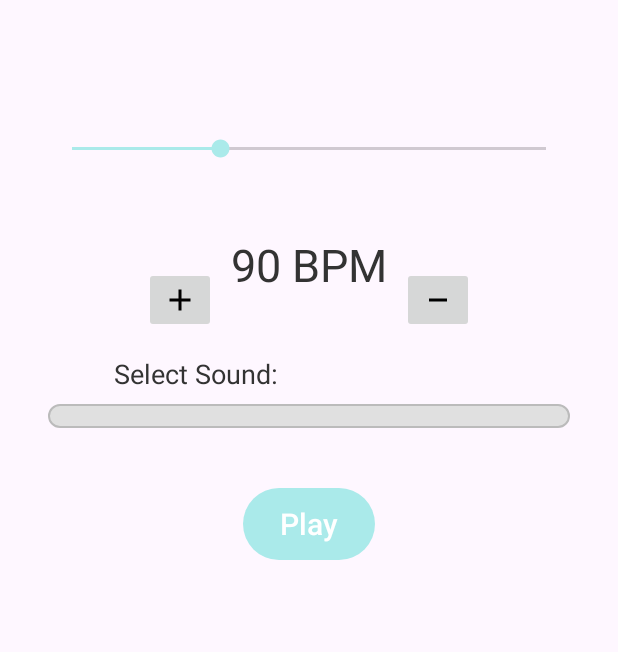
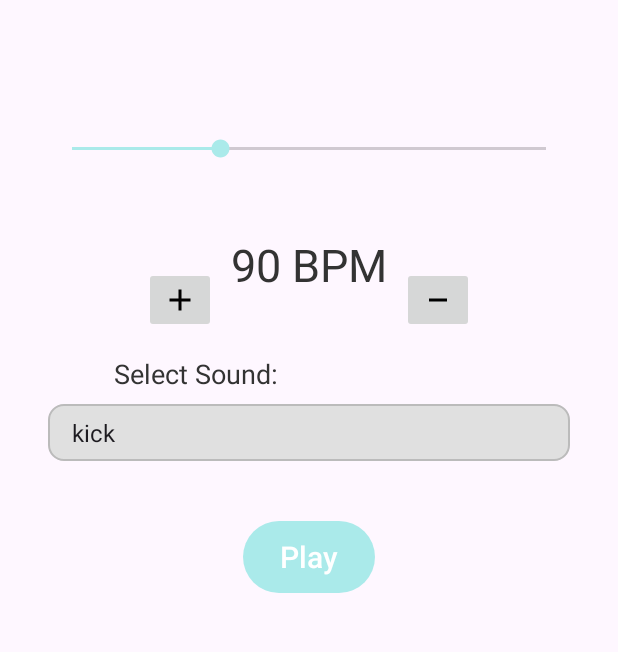
Before and after one commit to KameshwarS/Metronome, an Android app: the screen it shows after launch (MainActivity), on a phone screen of 412 x 824 dp, the part 318-970 px from its top. Run offline under Robolectric (Android 15) with nearby library versions, the phone set to English and light mode, and no system bars.

Commit message:
Done with adding multiple sounds

```diff
--- a/app/src/main/java/com/example/metronome/MainActivity.kt
+++ b/app/src/main/java/com/example/metronome/MainActivity.kt
@@ -8,6 +8,9 @@ import android.os.Handler
 import android.os.Looper
 import android.text.Editable
 import android.text.TextWatcher
+import android.view.View
+import android.widget.AdapterView
+import android.widget.ArrayAdapter
 import android.widget.Button
 import android.widget.EditText
 import android.widget.ImageButton
@@ -35,6 +38,21 @@ class MainActivity : AppCompatActivity() {
     private lateinit var spinner: Spinner
 
 
+    private val availableSounds = mutableListOf(
+        MetronomeSound("kick", R.raw.sound), // Example: Make sure 'sound.mp3' exists
+        MetronomeSound("hihat1", R.raw.hihat1), // Example: Make sure 'click_sound.mp3' exists
+        MetronomeSound("snare1", R.raw.snare1),
+        MetronomeSound("snare2", R.raw.snare2) ,
+        MetronomeSound("snare3", R.raw.snare3),
+        MetronomeSound("snare4", R.raw.snare4),
+        MetronomeSound("clap1", R.raw.clap1)
+
+        // Example: Make sure 'kick_sound.mp3' exists
+        // Add more MetronomeSound objects here for other sounds you have in res/raw/
+        // MetronomeSound("Cowbell", R.raw.cowbell_sound),
+    )
+
+
     // Handler for scheduling the periodic sound playback
     private val handler = Handler(Looper.getMainLooper())
 
@@ -53,7 +71,7 @@ class MainActivity : AppCompatActivity() {
 
     }
 
-    private fun getBPM(showToastOnInvalid: Boolean = false): Int {
+    private fun getBPM(): Int {
         val bpm = seekBar.progress
         // Coerce for extra safety, though SeekBar min/max typically handles range
         return bpm.coerceIn(40, 200)
@@ -64,6 +82,8 @@ class MainActivity : AppCompatActivity() {
         super.onCreate(savedInstanceState)
         enableEdgeToEdge()
         setContentView(R.layout.activity_main)
+
+        spinner=findViewById(R.id.soundSpinner)
 
         currentBpmDisplay=findViewById(R.id.currentBpmDisplay)
         playPauseButton=findViewById(R.id.button)
@@ -78,12 +98,51 @@ class MainActivity : AppCompatActivity() {
             .build()
         // Build SoundPool instance
         soundPool = SoundPool.Builder()
-            .setMaxStreams(1) // Max concurrent streams (only need 1 for a single tick)
+            .setMaxStreams(availableSounds.size) // Max concurrent streams (only need 1 for a single tick)
             .setAudioAttributes(audioAttributes)
             .build()
 
 
-        tickSoundId = soundPool.load(this, R.raw.sound, 1)
+        // Load all available sounds into SoundPool
+        for (i in availableSounds.indices) {
+            availableSounds[i].soundPoolId = soundPool.load(this, availableSounds[i].resourceId, 1)
+        }
+
+        // Set initial selected sound to the first one in the list (after loading)
+        if (availableSounds.isNotEmpty()) {
+            tickSoundId = availableSounds[0].soundPoolId
+        }
+
+
+        // --- Setup Spinner with sound names ---
+        val adapter = ArrayAdapter(
+            this,
+            android.R.layout.simple_spinner_item, // Default layout for spinner item
+            availableSounds.map { it.name } // List of sound names for the spinner
+        )
+
+        adapter.setDropDownViewResource(android.R.layout.simple_spinner_dropdown_item) // Layout for dropdown list
+        spinner.adapter = adapter
+
+
+        spinner.onItemSelectedListener = object : AdapterView.OnItemSelectedListener {
+            override fun onItemSelected(parent: AdapterView<*>?, view: View?, position: Int, id: Long) {
+                // Update the currentTickSoundId to the SoundPool ID of the selected sound
+                tickSoundId = availableSounds[position].soundPoolId
+                Toast.makeText(this@MainActivity, "Sound changed to: ${availableSounds[position].name}", Toast.LENGTH_SHORT).show()
+
+                // If metronome is playing, restart it to use the new sound immediately
+                if (isPlaying) {
+                    pauseSound() // Pause current playback
+                    playSound()  // Start new playback with the selected sound
+                }
+            }
+
+            override fun onNothingSelected(parent: AdapterView<*>?) {
+                // Do nothing if nothing is selected
+            }
+        }
+
 
 
         seekBar.setOnSeekBarChangeListener(object :SeekBar.OnSeekBarChangeListener{
@@ -168,9 +227,11 @@ class MainActivity : AppCompatActivity() {
         Toast.makeText(this, "Metronome Stopped", Toast.LENGTH_SHORT).show()
     }
 
+
+
     override fun onDestroy() {
         super.onDestroy()
         handler.removeCallbacks(tempoRunnable)
-        soundPool?.release()
+        soundPool.release()
     }
 }
```
